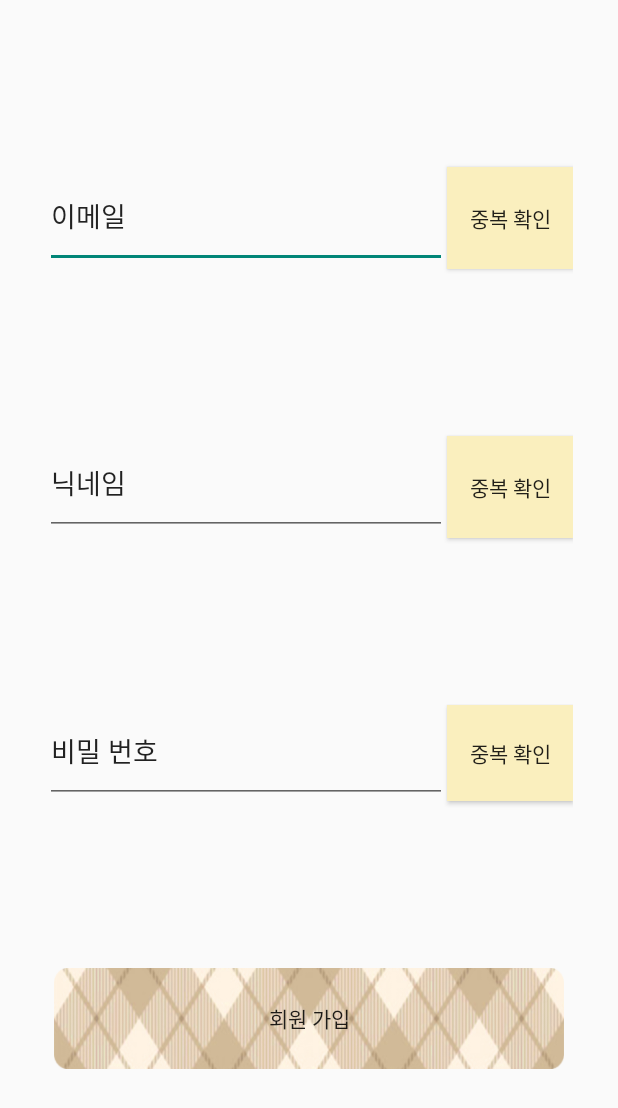
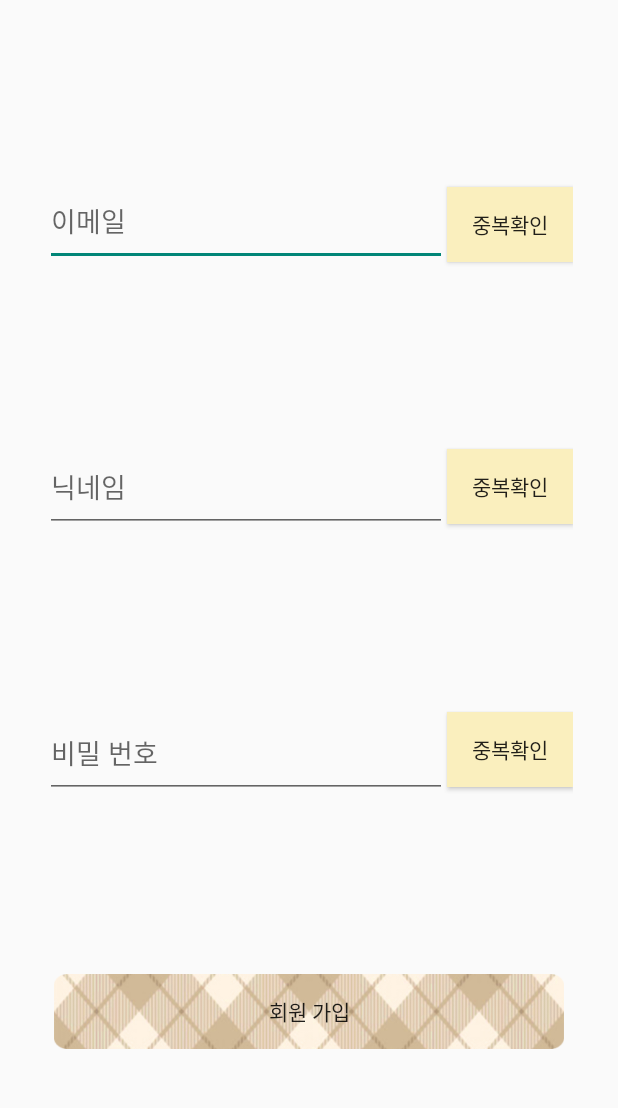
Before and after one commit to ParkJaeyeon0308/Mirimiter, an Android app: the SignupActivity screen opened directly, with no data from a screen before it, on a phone screen of 412 x 824 dp. Shown: the top 1108 px of the screen. Run offline under Robolectric (Android 15) with nearby library versions, the phone set to English and light mode, and no system bars.

Commit message:
버튼 수정

```diff
--- a/app/build.gradle
+++ b/app/build.gradle
@@ -1,5 +1,6 @@
 plugins {
     id 'com.android.application'
+    id 'com.google.gms.google-services'
 }
 
 android {
@@ -39,4 +40,6 @@ dependencies {
     androidTestImplementation 'androidx.test.espresso:espresso-core:3.3.0'
     implementation "androidx.constraintlayout:constraintlayout:2.0.4"
     implementation "androidx.constraintlayout:constraintlayout-compose:1.0.0-alpha05"
+    implementation platform('com.google.firebase:firebase-bom:27.1.0')
+    implementation 'com.google.firebase:firebase-analytics'
 }
--- a/app/src/main/res/layout/activity_signup.xml
+++ b/app/src/main/res/layout/activity_signup.xml
@@ -3,10 +3,10 @@
     xmlns:app="http://schemas.android.com/apk/res-auto"
     xmlns:tools="http://schemas.android.com/tools"
     android:id="@+id/SignUpLayout"
+    android:layout_width="match_parent"
+    android:layout_height="match_parent"
     android:layout_marginLeft="30dp"
     android:layout_marginRight="30dp"
-    android:layout_width="match_parent"
-    android:layout_height="match_parent"
     android:orientation="vertical"
     tools:context=".SignupActivity">
 
@@ -14,8 +14,8 @@
     <EditText
         android:id="@+id/editEmail"
         android:layout_width="0dp"
-        android:layout_height="68dp"
-        android:text="이메일"
+        android:layout_height="60dp"
+        android:hint="이메일"
         app:layout_constraintBottom_toTopOf="@+id/editNick"
         app:layout_constraintEnd_toStartOf="@+id/checkEmail"
         app:layout_constraintLeft_toLeftOf="parent"
@@ -26,9 +26,9 @@
     <Button
         android:id="@+id/checkEmail"
         android:layout_width="84dp"
-        android:layout_height="68dp"
+        android:layout_height="50dp"
         android:background="@color/main"
-        android:text="중복 확인"
+        android:text="중복확인"
         app:layout_constraintBottom_toTopOf="@+id/checkNick"
         app:layout_constraintEnd_toEndOf="parent"
         app:layout_constraintLeft_toLeftOf="parent"
@@ -40,8 +40,8 @@
     <EditText
         android:id="@+id/editNick"
         android:layout_width="0dp"
-        android:layout_height="68dp"
-        android:text="닉네임"
+        android:layout_height="60dp"
+        android:hint="닉네임"
         app:layout_constraintBottom_toTopOf="@+id/editPwd"
         app:layout_constraintEnd_toStartOf="@+id/checkNick"
         app:layout_constraintLeft_toLeftOf="parent"
@@ -52,10 +52,9 @@
     <Button
         android:id="@+id/checkNick"
         android:layout_width="84dp"
-        android:layout_height="68dp"
-
+        android:layout_height="50dp"
         android:background="@color/main"
-        android:text="중복 확인"
+        android:text="중복확인"
         app:layout_constraintBottom_toTopOf="@+id/checkPwd"
         app:layout_constraintEnd_toEndOf="parent"
         app:layout_constraintLeft_toLeftOf="parent"
@@ -67,8 +66,8 @@
     <EditText
         android:id="@+id/editPwd"
         android:layout_width="0dp"
-        android:layout_height="68dp"
-        android:text="비밀 번호"
+        android:layout_height="60dp"
+        android:hint="비밀 번호"
         app:layout_constraintBottom_toTopOf="@+id/SignUpBtn"
         app:layout_constraintEnd_toStartOf="@+id/checkPwd"
         app:layout_constraintLeft_toLeftOf="parent"
@@ -79,9 +78,9 @@
     <Button
         android:id="@+id/checkPwd"
         android:layout_width="84dp"
-        android:layout_height="64dp"
+        android:layout_height="50dp"
         android:background="@color/main"
-        android:text="중복 확인"
+        android:text="중복확인"
         app:layout_constraintBottom_toTopOf="@+id/SignUpBtn"
         app:layout_constraintEnd_toEndOf="parent"
         app:layout_constraintLeft_toLeftOf="parent"
@@ -92,7 +91,7 @@
     <Button
         android:id="@+id/SignUpBtn"
         android:layout_width="340dp"
-        android:layout_height="67dp"
+        android:layout_height="50dp"
         android:background="@drawable/check2"
         android:text="회원 가입"
         app:layout_constraintBottom_toBottomOf="parent"
--- a/build.gradle
+++ b/build.gradle
@@ -6,7 +6,7 @@ buildscript {
     }
     dependencies {
         classpath "com.android.tools.build:gradle:4.1.3"
-
+        classpath 'com.google.gms:google-services:4.3.5'
         // NOTE: Do not place your application dependencies here; they belong
         // in the individual module build.gradle files
     }
```
Also changed, not shown: app/src/main/res/layout/activity_login.xml (+6 -8 lines), 1 other file.
